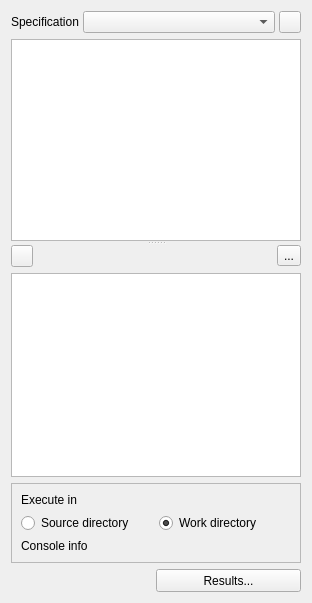
Qt form spine_items/tool/ui/tool_properties.ui (spine-tools/spine-items) before a commit.
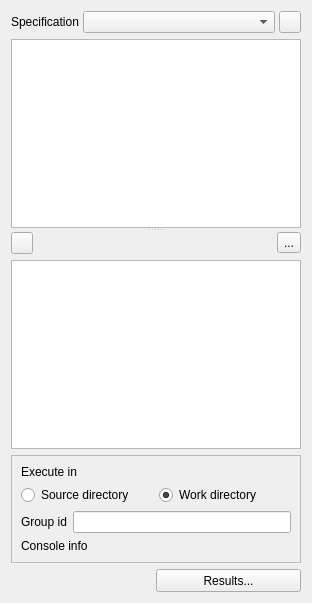
The same form after that commit. Icons and pictures are not drawn. Custom widgets are drawn as their Qt base class.

Commit message:
Add UI to setup the group id for tool items
Re Spine-project/Spine-Toolbox#1647

```diff
--- a/spine_items/tool/ui/tool_properties.ui
+++ b/spine_items/tool/ui/tool_properties.ui
@@ -267,6 +267,24 @@
         </item>
        </layout>
       </item>
+      <item>
+       <layout class="QHBoxLayout" name="horizontalLayout_2">
+        <item>
+         <widget class="QLabel" name="label_group_id">
+          <property name="text">
+           <string>Group id</string>
+          </property>
+         </widget>
+        </item>
+        <item>
+         <widget class="QLineEdit" name="lineEdit_group_id">
+          <property name="toolTip">
+           <string>&lt;html&gt;&lt;head/&gt;&lt;body&gt;&lt;p&gt;Type execution group identifier, or leave empty to run in isolation.&lt;/p&gt;&lt;/body&gt;&lt;/html&gt;</string>
+          </property>
+         </widget>
+        </item>
+       </layout>
+      </item>
       <item>
        <widget class="ElidedLabel" name="label_jupyter">
         <property name="text">
```
The commit also changes 4 other files.
